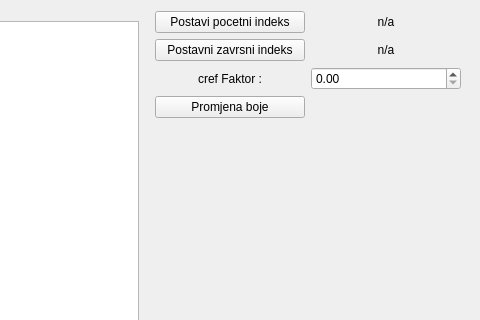
Qt form app/view/uiFiles/edit_tocku.ui (vmilic/umjeravanje) before a commit; both pictures show x 232 to 712 and y 0 to 320 of the 712 by 625 pixel window.
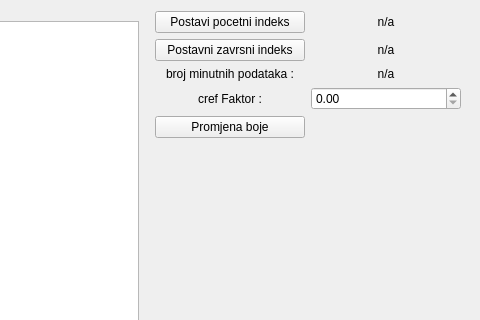
The same form after that commit.

```diff
--- a/app/view/uiFiles/edit_tocku.ui
+++ b/app/view/uiFiles/edit_tocku.ui
@@ -64,7 +64,7 @@
          <property name="margin">
           <number>0</number>
          </property>
-         <item row="2" column="2">
+         <item row="3" column="2">
           <widget class="QDoubleSpinBox" name="crefDoubleSpinBox">
            <property name="minimumSize">
             <size>
@@ -80,7 +80,7 @@
            </property>
           </widget>
          </item>
-         <item row="4" column="1">
+         <item row="5" column="1">
           <spacer name="verticalSpacer">
            <property name="orientation">
             <enum>Qt::Vertical</enum>
@@ -119,7 +119,7 @@
            </property>
           </widget>
          </item>
-         <item row="3" column="1">
+         <item row="4" column="1">
           <widget class="QPushButton" name="gumbBoja">
            <property name="minimumSize">
             <size>
@@ -132,7 +132,7 @@
            </property>
           </widget>
          </item>
-         <item row="2" column="1">
+         <item row="3" column="1">
           <widget class="QLabel" name="label_3">
            <property name="minimumSize">
             <size>
@@ -193,6 +193,26 @@
            </property>
           </spacer>
          </item>
+         <item row="2" column="1">
+          <widget class="QLabel" name="label">
+           <property name="text">
+            <string>broj minutnih podataka :</string>
+           </property>
+           <property name="alignment">
+            <set>Qt::AlignCenter</set>
+           </property>
+          </widget>
+         </item>
+         <item row="2" column="2">
+          <widget class="QLabel" name="labelBrojPodataka">
+           <property name="text">
+            <string>n/a</string>
+           </property>
+           <property name="alignment">
+            <set>Qt::AlignCenter</set>
+           </property>
+          </widget>
+         </item>
         </layout>
        </item>
       </layout>
```
